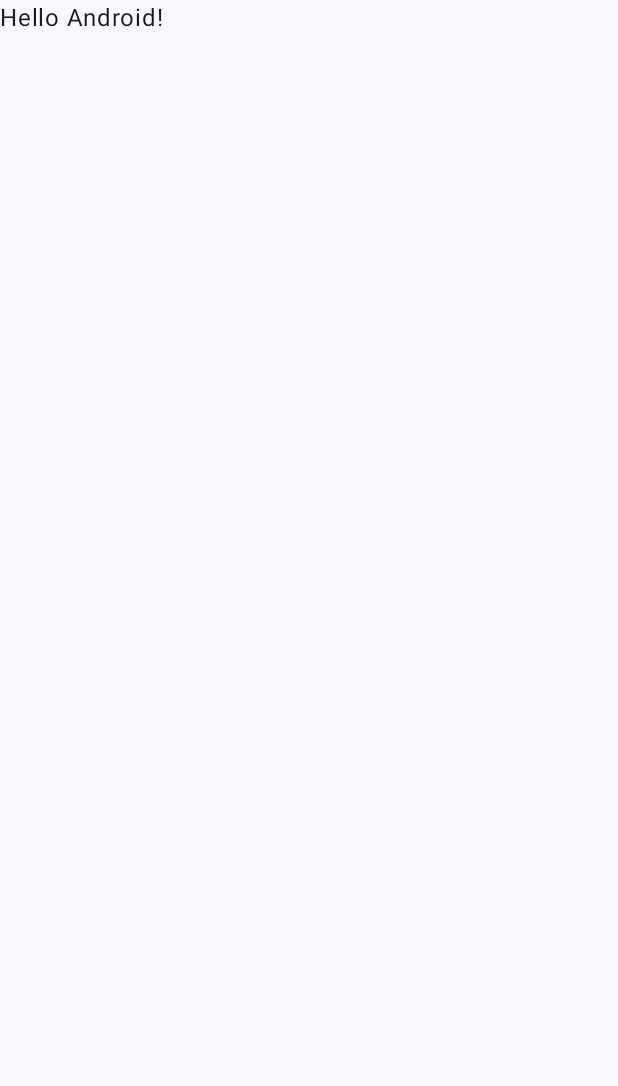
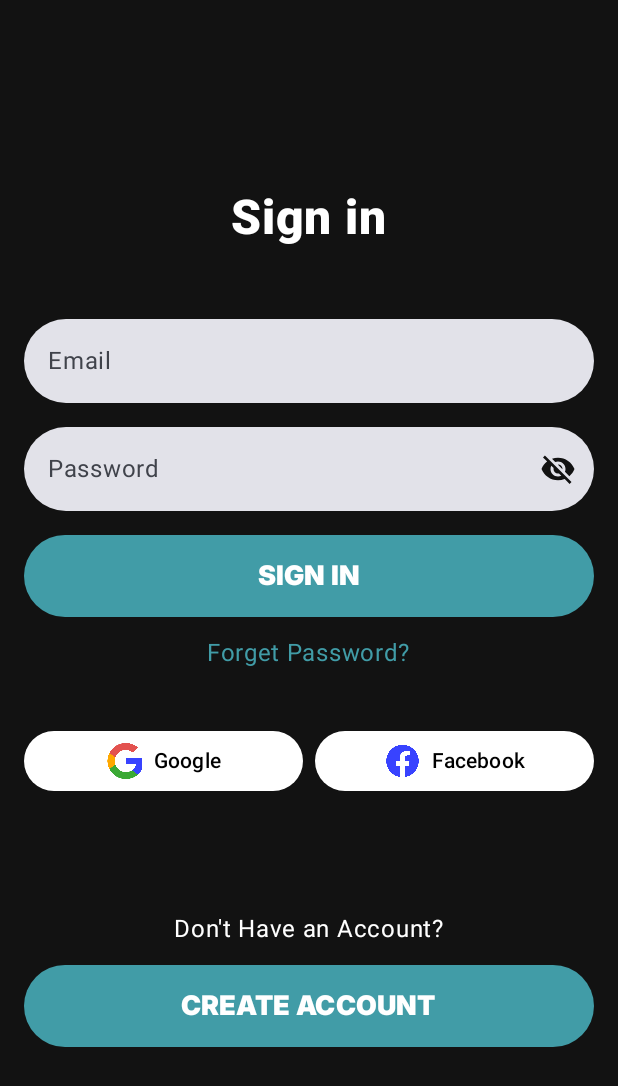
Before and after one commit to Abdullah-Faik/habit-tracker, an Android app built with Jetpack Compose: the screen it shows after launch (MainActivity), on a phone screen of 412 x 824 dp. Before the commit the part shown is almost empty. Shown: the top 1086 px of the screen. Run offline under Robolectric (Android 15) with nearby library versions, the phone set to English and light mode, and no system bars.

Commit message:
create welcome and login screen

```diff
--- a/app/build.gradle.kts
+++ b/app/build.gradle.kts
@@ -56,4 +56,7 @@ dependencies {
     androidTestImplementation(libs.androidx.ui.test.junit4)
     debugImplementation(libs.androidx.ui.tooling)
     debugImplementation(libs.androidx.ui.test.manifest)
+
+    implementation("androidx.compose.material:material-icons-extended")
+
 }
--- a/app/src/main/java/com/fola/habit_tracker/MainActivity.kt
+++ b/app/src/main/java/com/fola/habit_tracker/MainActivity.kt
@@ -11,6 +11,7 @@ import androidx.compose.material3.Text
 import androidx.compose.runtime.Composable
 import androidx.compose.ui.Modifier
 import androidx.compose.ui.tooling.preview.Preview
+import com.fola.habit_tracker.screens.ui_screens.LoginScreen
 import com.fola.habit_tracker.ui.theme.HabittrackerTheme
 
 class MainActivity : ComponentActivity() {
@@ -20,10 +21,7 @@ class MainActivity : ComponentActivity() {
         setContent {
             HabittrackerTheme {
                 Scaffold(modifier = Modifier.fillMaxSize()) { innerPadding ->
-                    Greeting(
-                        name = "Android",
-                        modifier = Modifier.padding(innerPadding)
-                    )
+                    LoginScreen(modifier = Modifier.padding(innerPadding))
                 }
             }
         }
--- /dev/null
+++ b/app/src/main/java/com/fola/habit_tracker/screens/ui_screens/LoginScreen.kt
@@ -0,0 +1,160 @@
+package com.fola.habit_tracker.screens.ui_screens
+
+import androidx.annotation.DrawableRes
+import androidx.compose.foundation.Image
+import androidx.compose.foundation.background
+import androidx.compose.foundation.layout.Arrangement
+import androidx.compose.foundation.layout.Box
+import androidx.compose.foundation.layout.Column
+import androidx.compose.foundation.layout.Row
+import androidx.compose.foundation.layout.Spacer
+import androidx.compose.foundation.layout.fillMaxSize
+import androidx.compose.foundation.layout.fillMaxWidth
+import androidx.compose.foundation.layout.height
+import androidx.compose.foundation.layout.padding
+import androidx.compose.foundation.layout.size
+import androidx.compose.material3.Button
+import androidx.compose.material3.ButtonDefaults
+import androidx.compose.material3.IconButton
+import androidx.compose.material3.Text
+import androidx.compose.runtime.Composable
+import androidx.compose.runtime.getValue
+import androidx.compose.runtime.mutableStateOf
+import androidx.compose.runtime.remember
+import androidx.compose.runtime.setValue
+import androidx.compose.ui.Alignment
+import androidx.compose.ui.Modifier
+import androidx.compose.ui.graphics.Color
+import androidx.compose.ui.res.colorResource
+import androidx.compose.ui.res.painterResource
+import androidx.compose.ui.text.font.FontWeight
+import androidx.compose.ui.text.input.KeyboardType
+import androidx.compose.ui.tooling.preview.Preview
+import androidx.compose.ui.unit.dp
+import androidx.compose.ui.unit.sp
+import com.fola.habit_tracker.R
+
+@Composable
+fun LoginScreen(modifier: Modifier = Modifier) {
+    var email by remember { mutableStateOf("") }
+    var password by remember { mutableStateOf("") }
+
+    Column(
+        modifier = modifier
+            .fillMaxSize()
+            .background(color = colorResource(R.color.basic_background))
+            .padding(horizontal = 16.dp),
+        horizontalAlignment = Alignment.CenterHorizontally,
+        verticalArrangement = Arrangement.Center
+    ) {
+        Text(
+            "Sign in",
+            fontWeight = FontWeight.ExtraBold,
+            color = Color.White,
+            fontSize = 32.sp,
+            modifier = Modifier.padding(bottom = 48.dp)
+        )
+
+        InputField(
+            value = email,
+            onValueChange = { email = it },
+            placeholder = "Email",
+            uiState = UiState.IDLE,
+            keyboardType = KeyboardType.Email
+        )
+
+        PasswordInputField(
+            value = password,
+            onValueChange = { password = it },
+            placeholder = "Password",
+            uiState = UiState.IDLE
+        )
+
+        StyledButton(
+            onClick = { /* TODO: Handle sign-in */ },
+            text = "Sign In"
+        )
+
+        IconButton(
+            onClick = { /* TODO: Handle forgot password */ },
+            modifier = Modifier.fillMaxWidth()
+        ) {
+            Text(
+                text = "Forget Password?",
+                color = colorResource(R.color.main_color)
+            )
+        }
+
+        SocialLoginButtons()
+
+        Spacer(modifier = Modifier.height(64.dp))
+
+        Text(
+            "Don't Have an Account?",
+            color = Color.White,
+            modifier = Modifier.padding(12.dp)
+        )
+
+        StyledButton(
+            onClick = { /* TODO: Handle create account */ },
+            text = "Create Account"
+        )
+    }
+}
+
+@Composable
+fun SocialLoginButtons() {
+    Row(
+        horizontalArrangement = Arrangement.spacedBy(8.dp),
+        verticalAlignment = Alignment.CenterVertically,
+        modifier = Modifier
+            .fillMaxWidth()
+            .padding(top = 24.dp)
+    ) {
+        Box(
+            modifier = Modifier.weight(1f)
+        ) {
+            SocialLoginButton(
+                onClick = { /* TODO: Handle Google login */ },
+                icon = R.drawable.google,
+                text = "Google"
+            )
+        }
+        Box(
+            modifier = Modifier.weight(1f)
+        ) {
+            SocialLoginButton(
+                onClick = { /* TODO: Handle Facebook login */ },
+                icon = R.drawable.facebook,
+                text = "Facebook"
+            )
+        }
+    }
+}
+
+@Composable
+fun SocialLoginButton(onClick: () -> Unit, @DrawableRes icon: Int, text: String) {
+    Button(
+        onClick = onClick,
+        colors = ButtonDefaults.buttonColors(containerColor = Color.White),
+        modifier = Modifier.fillMaxWidth()
+    ) {
+        Row(
+            horizontalArrangement = Arrangement.spacedBy(8.dp),
+            verticalAlignment = Alignment.CenterVertically
+        ) {
+            Image(
+                painter = painterResource(icon),
+                contentDescription = text,
+                modifier = Modifier.size(24.dp)
+            )
+            Text(text, color = Color.Black)
+        }
+    }
+}
+
+@Preview
+@Composable
+private fun LoginPrev() {
+    LoginScreen()
+}
--- /dev/null
+++ b/app/src/main/java/com/fola/habit_tracker/screens/ui_screens/StyledElements.kt
@@ -0,0 +1,169 @@
+package com.fola.habit_tracker.screens.ui_screens
+
+import androidx.compose.foundation.layout.fillMaxWidth
+import androidx.compose.foundation.layout.padding
+import androidx.compose.foundation.shape.RoundedCornerShape
+import androidx.compose.foundation.text.KeyboardOptions
+import androidx.compose.material.icons.Icons
+import androidx.compose.material.icons.filled.Visibility
+import androidx.compose.material.icons.filled.VisibilityOff
+import androidx.compose.material3.Button
+import androidx.compose.material3.ButtonDefaults
+import androidx.compose.material3.Icon
+import androidx.compose.material3.IconButton
+import androidx.compose.material3.Text
+import androidx.compose.material3.TextField
+import androidx.compose.material3.TextFieldDefaults
+import androidx.compose.runtime.Composable
+import androidx.compose.runtime.getValue
+import androidx.compose.runtime.mutableStateOf
+import androidx.compose.runtime.saveable.rememberSaveable
+import androidx.compose.runtime.setValue
+import androidx.compose.ui.Modifier
+import androidx.compose.ui.graphics.Color
+import androidx.compose.ui.res.colorResource
+import androidx.compose.ui.text.font.FontWeight
+import androidx.compose.ui.text.input.KeyboardType
+import androidx.compose.ui.text.input.PasswordVisualTransformation
+import androidx.compose.ui.text.input.VisualTransformation
+import androidx.compose.ui.unit.dp
+import androidx.compose.ui.unit.sp
+import com.fola.habit_tracker.R
+
+
+enum class UiState {
+    GOOD, ERROR, IDLE
+}
+
+
+@Composable
+fun InputField(
+    modifier: Modifier = Modifier,
+    value: String,
+    onValueChange: (String) -> Unit,
+    placeholder: String = "",
+    keyboardType: KeyboardType = KeyboardType.Email,
+    uiState: UiState = UiState.IDLE,
+    errorMessage: String = ""
+) {
+    TextField(
+        value = value,
+        onValueChange = { newValue -> onValueChange(newValue) },
+        placeholder = {
+            Text(
+                placeholder,
+            )
+        },
+        keyboardOptions = KeyboardOptions(keyboardType = keyboardType),
+        shape = RoundedCornerShape(50.dp),
+        singleLine = true,
+        isError = uiState == UiState.ERROR,
+        supportingText = {
+            if (uiState == UiState.ERROR && errorMessage.isNotEmpty()) {
+                Text(
+                    text = errorMessage,
+                    color = Color.Red
+                )
+            }
+        },
+        colors = TextFieldDefaults.colors(
+            focusedIndicatorColor = Color.Transparent,
+            unfocusedIndicatorColor = Color.Transparent,
+            disabledIndicatorColor = Color.Transparent,
+            errorIndicatorColor = Color.Transparent,
+            focusedContainerColor = Color.White,
+            errorTextColor = colorResource(R.color.Red),
+            cursorColor = Color.Black
+        ),
+        modifier = Modifier
+            .fillMaxWidth()
+    )
+}
+
+
+@Composable
+fun PasswordInputField(
+    modifier: Modifier = Modifier,
+    value: String,
+    onValueChange: (String) -> Unit,
+    placeholder: String = "",
+    keyboardType: KeyboardType = KeyboardType.Email,
+    uiState: UiState = UiState.IDLE,
+    errorMessage: String = ""
+) {
+    var isPasswordVisible by rememberSaveable { mutableStateOf(false) }
+    TextField(
+        value = value,
+        onValueChange = { newValue -> onValueChange(newValue) },
+        placeholder = {
+            Text(
+                placeholder,
+            )
+        },
+        visualTransformation = if (isPasswordVisible) VisualTransformation.None
+        else PasswordVisualTransformation(mask = '●'),
+        keyboardOptions = KeyboardOptions(keyboardType = keyboardType),
+        shape = RoundedCornerShape(50.dp),
+        singleLine = true,
+        isError = uiState == UiState.ERROR,
+        supportingText = {
+            if (uiState == UiState.ERROR && errorMessage.isNotEmpty()) {
+                Text(
+                    text = errorMessage,
+                    color = Color.Red
+                )
+            }
+        },
+        colors = TextFieldDefaults.colors(
+            focusedIndicatorColor = Color.Transparent,
+            unfocusedIndicatorColor = Color.Transparent,
+            disabledIndicatorColor = Color.Transparent,
+            errorIndicatorColor = Color.Transparent,
+            focusedContainerColor = Color.White,
+            errorTextColor = colorResource(R.color.Red),
+            cursorColor = Color.Black
+        ),
+        trailingIcon = {
+            val image = if (isPasswordVisible)
+                Icons.Filled.Visibility
+            else
+                Icons.Filled.VisibilityOff
+            val description = if (isPasswordVisible) "Hide password" else "Show password"
+            IconButton(onClick = { isPasswordVisible = !isPasswordVisible }) {
+                Icon(
+                    imageVector = image,
+                    description,
+                    tint = colorResource(R.color.basic_background)
+                )
+            }
+        },
+        modifier = Modifier
+            .fillMaxWidth()
+    )
+}
+
+@Composable
+fun StyledButton(
+    modifier: Modifier = Modifier,
+    onClick: () -> Unit,
+    text: String = ""
+) {
+    Button(
+        onClick = onClick,
+        modifier = Modifier.fillMaxWidth(),
+        colors = ButtonDefaults.buttonColors(
+            containerColor = colorResource(R.color.main_color)
+        )
+    ) {
+        Text(
+            text = text.uppercase(),
+            modifier = Modifier.padding(8.dp),
+            color = Color.White,
+            fontFamily = interFont,
+            fontWeight = FontWeight.Black,
+            fontSize = 18.sp,
+        )
+    }
+
+
+}
--- /dev/null
+++ b/app/src/main/java/com/fola/habit_tracker/screens/ui_screens/StyledFields.kt
@@ -0,0 +1 @@
+package com.fola.habit_tracker.screens.ui_screens
--- /dev/null
+++ b/app/src/main/res/font/font.xml
@@ -0,0 +1,4 @@
+<?xml version="1.0" encoding="utf-8"?>
+<font-family xmlns:android="http://schemas.android.com/apk/res/android">
+
+</font-family>
--- a/app/src/main/res/values/colors.xml
+++ b/app/src/main/res/values/colors.xml
@@ -7,4 +7,8 @@
     <color name="teal_700">#FF018786</color>
     <color name="black">#FF000000</color>
     <color name="white">#FFFFFFFF</color>
+    <color name="basic_background">#FF121212</color>
+    <color name="main_color">#FF419CA7</color>
+    <color name="Red">#F35959</color>
+    <color name="dark_white">#C5BBB1</color>
 </resources>
--- a/app/src/main/res/values/strings.xml
+++ b/app/src/main/res/values/strings.xml
@@ -1,3 +1,4 @@
 <resources>
     <string name="app_name">habit-tracker</string>
+    <string name="yoga_girl">yoga girl</string>
 </resources>
```
Also changed, not shown: app/src/main/java/com/fola/habit_tracker/screens/ui_screens/WelocmeScreen.kt (added, +103 -0 lines), app/src/main/res/drawable/facebook.png (added), app/src/main/res/drawable/google.png (added), app/src/main/res/drawable/yoga_girl.png (added), app/src/main/res/font/inter_18pt_black.ttf (added), app/src/main/res/font/inter_18pt_regular.ttf (added), app/src/main/res/font/inter_24pt_extra_bold.ttf (added).
